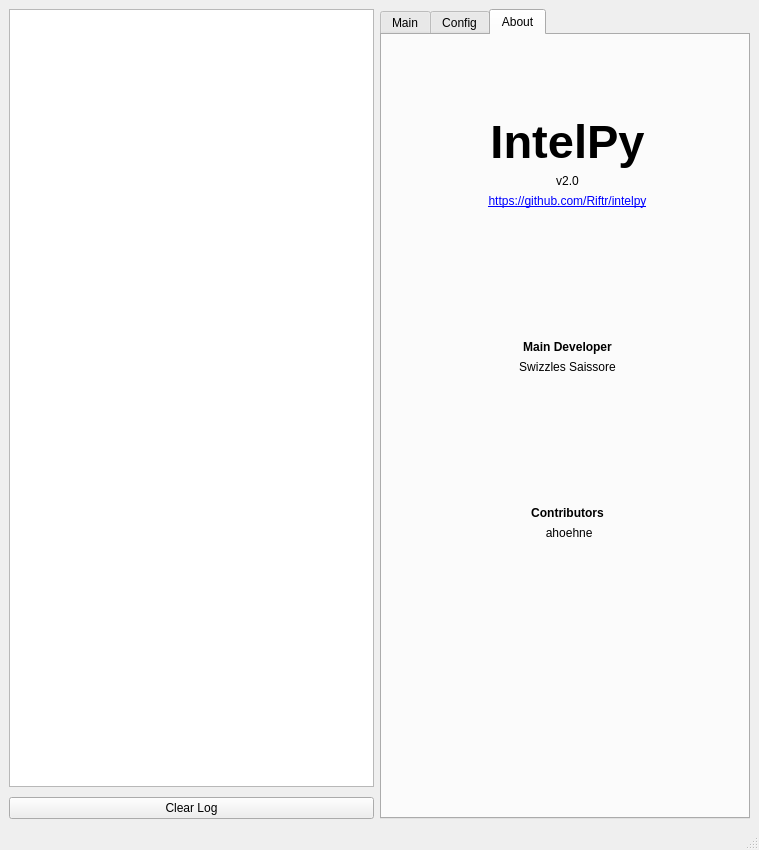
First picture: the form in intelpy/gui/mainwindow.ui, repository Riftr/intelpy, before the edit.
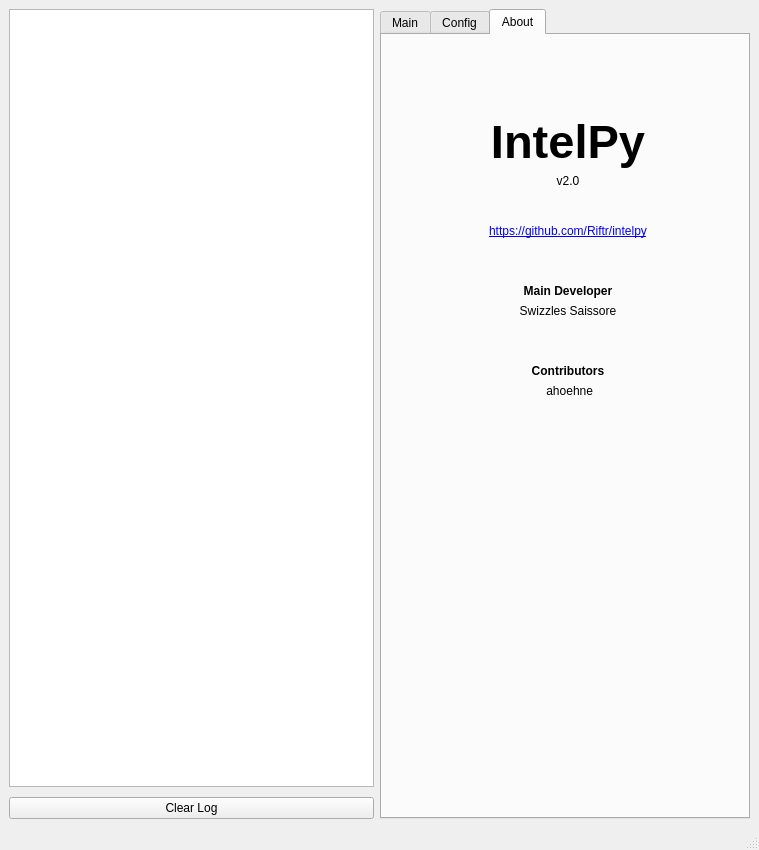
Second picture: the form after the edit. The open tabs and pages were chosen to show the change. Icons and pictures are not drawn.

Commit message: Updated UI, cleaned up about tab

```diff
--- a/intelpy/gui/mainwindow.ui
+++ b/intelpy/gui/mainwindow.ui
@@ -782,7 +782,7 @@
              <rect>
               <x>30</x>
               <y>80</y>
-              <width>311</width>
+              <width>312</width>
               <height>571</height>
              </rect>
             </property>
@@ -809,7 +809,7 @@
               </widget>
              </item>
              <item>
-              <widget class="QLabel" name="label_3">
+              <widget class="QLabel" name="label_12">
                <property name="text">
                 <string>v2.0</string>
                </property>
@@ -818,6 +818,35 @@
                </property>
               </widget>
              </item>
+             <item>
+              <widget class="QLabel" name="label_newpie">
+               <property name="text">
+                <string/>
+               </property>
+               <property name="pixmap">
+                <pixmap resource="images.qrc">:/piebig/goodpie2mini.png</pixmap>
+               </property>
+               <property name="alignment">
+                <set>Qt::AlignCenter</set>
+               </property>
+              </widget>
+             </item>
+             <item>
+              <spacer name="verticalSpacer_4">
+               <property name="orientation">
+                <enum>Qt::Vertical</enum>
+               </property>
+               <property name="sizeType">
+                <enum>QSizePolicy::Maximum</enum>
+               </property>
+               <property name="sizeHint" stdset="0">
+                <size>
+                 <width>10</width>
+                 <height>10</height>
+                </size>
+               </property>
+              </spacer>
+             </item>
              <item>
               <widget class="QLabel" name="label_2">
                <property name="sizePolicy">
@@ -848,6 +877,9 @@
                <property name="orientation">
                 <enum>Qt::Vertical</enum>
                </property>
+               <property name="sizeType">
+                <enum>QSizePolicy::Maximum</enum>
+               </property>
                <property name="sizeHint" stdset="0">
                 <size>
                  <width>20</width>
@@ -904,6 +936,9 @@
                <property name="orientation">
                 <enum>Qt::Vertical</enum>
                </property>
+               <property name="sizeType">
+                <enum>QSizePolicy::Maximum</enum>
+               </property>
                <property name="sizeHint" stdset="0">
                 <size>
                  <width>20</width>
@@ -968,40 +1003,6 @@
                </property>
               </spacer>
              </item>
-             <item>
-              <widget class="QLabel" name="label_12">
-               <property name="sizePolicy">
-                <sizepolicy hsizetype="Minimum" vsizetype="Minimum">
-                 <horstretch>0</horstretch>
-                 <verstretch>0</verstretch>
-                </sizepolicy>
-               </property>
-               <property name="maximumSize">
-                <size>
-                 <width>300</width>
-                 <height>200</height>
-                </size>
-               </property>
-               <property name="layoutDirection">
-                <enum>Qt::LeftToRight</enum>
-               </property>
-               <property name="text">
-                <string/>
-               </property>
-               <property name="pixmap">
-                <pixmap resource="images.qrc">:/piebig/goodpie2.png</pixmap>
-               </property>
-               <property name="scaledContents">
-                <bool>true</bool>
-               </property>
-               <property name="alignment">
-                <set>Qt::AlignCenter</set>
-               </property>
-               <property name="textInteractionFlags">
-                <set>Qt::NoTextInteraction</set>
-               </property>
-              </widget>
-             </item>
             </layout>
            </widget>
           </widget>
```
The commit also changes 4 other files.
